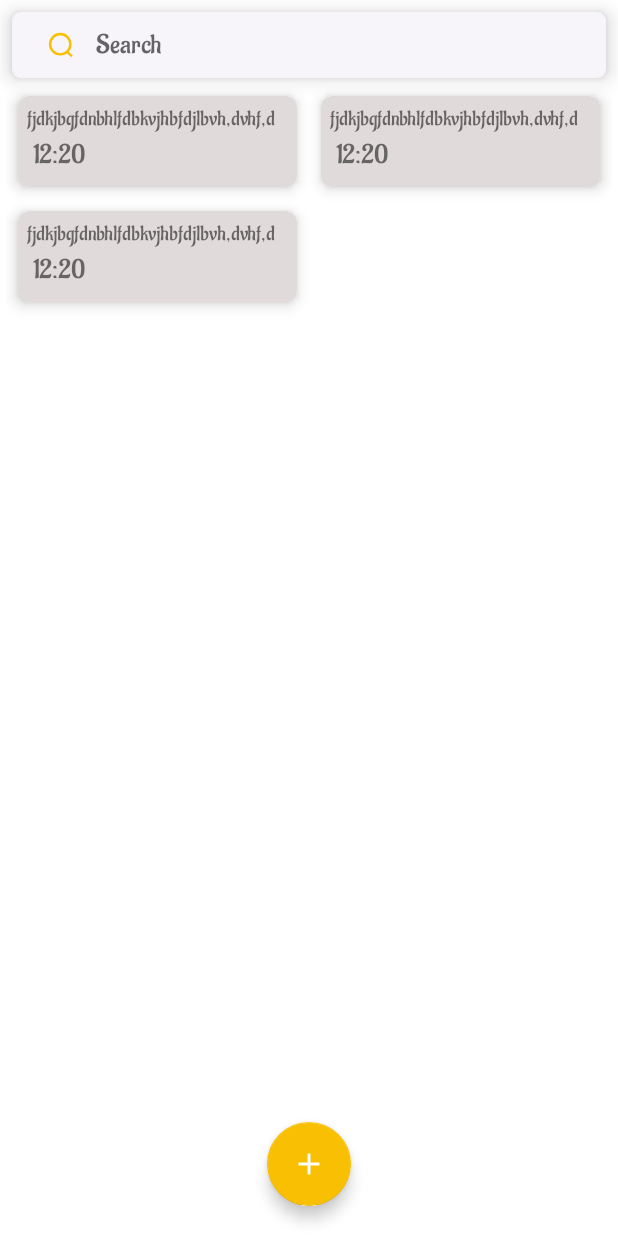
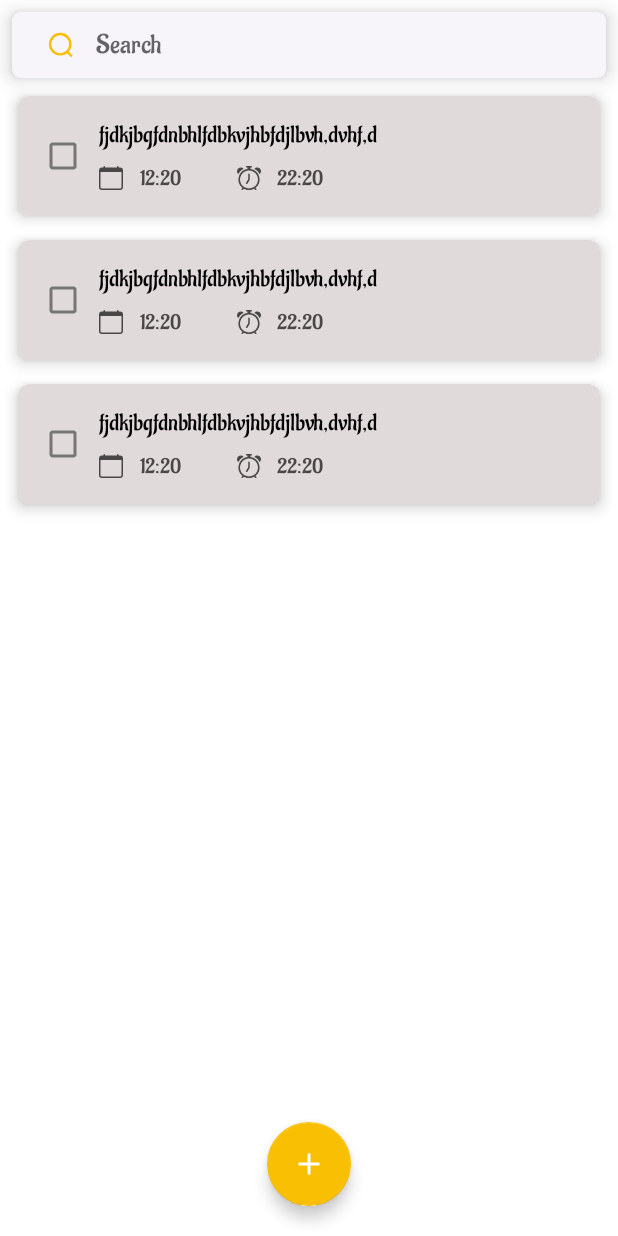
Before and after one commit to atoshmatov/Note, an Android app: the layout pager_task.xml on its own in the app's theme, with its tools: preview values and no code run, on a phone screen of 412 x 824 dp. Run offline under Robolectric (Android 15) with nearby library versions, the light colour scheme and no system bars.

Commit message:
and new screen and items

```diff
--- a/app/src/main/java/uz/gita/noteAppMobDev/presentation/view/screen/main/pager/NotesPager.kt
+++ b/app/src/main/java/uz/gita/noteAppMobDev/presentation/view/screen/main/pager/NotesPager.kt
@@ -2,7 +2,7 @@ package uz.gita.noteAppMobDev.presentation.view.screen.main.pager
 
 import androidx.fragment.app.Fragment
 import dagger.hilt.android.AndroidEntryPoint
-import uz.gita.noteAppMobdev.R
+import uz.gita.noteAppMobDev.R
 
 @AndroidEntryPoint
 class NotesPager : Fragment(R.layout.pager_notes) {}
--- a/app/src/main/java/uz/gita/noteAppMobDev/presentation/view/screen/main/pager/TaskPager.kt
+++ b/app/src/main/java/uz/gita/noteAppMobDev/presentation/view/screen/main/pager/TaskPager.kt
@@ -2,7 +2,7 @@ package uz.gita.noteAppMobDev.presentation.view.screen.main.pager
 
 import androidx.fragment.app.Fragment
 import dagger.hilt.android.AndroidEntryPoint
-import uz.gita.noteAppMobdev.R
+import uz.gita.noteAppMobDev.R
 
 @AndroidEntryPoint
 class TaskPager : Fragment(R.layout.pager_task) {
--- /dev/null
+++ b/app/src/main/res/drawable/ic_calendar.xml
@@ -0,0 +1,9 @@
+<vector xmlns:android="http://schemas.android.com/apk/res/android"
+    android:width="16dp"
+    android:height="16dp"
+    android:viewportWidth="16"
+    android:viewportHeight="16">
+    <path
+        android:fillColor="#494747"
+        android:pathData="M3.5,0a0.5,0.5 0,0 1,0.5 0.5V1h8V0.5a0.5,0.5 0,0 1,1 0V1h1a2,2 0,0 1,2 2v11a2,2 0,0 1,-2 2H2a2,2 0,0 1,-2 -2V3a2,2 0,0 1,2 -2h1V0.5a0.5,0.5 0,0 1,0.5 -0.5zM1,4v10a1,1 0,0 0,1 1h12a1,1 0,0 0,1 -1V4H1z" />
+</vector>
--- /dev/null
+++ b/app/src/main/res/drawable/ic_time.xml
@@ -0,0 +1,12 @@
+<vector xmlns:android="http://schemas.android.com/apk/res/android"
+    android:width="16dp"
+    android:height="16dp"
+    android:viewportWidth="16"
+    android:viewportHeight="16">
+    <path
+        android:fillColor="#494747"
+        android:pathData="M8.5,5.5a0.5,0.5 0,0 0,-1 0v3.362l-1.429,2.38a0.5,0.5 0,1 0,0.858 0.515l1.5,-2.5A0.5,0.5 0,0 0,8.5 9V5.5z" />
+    <path
+        android:fillColor="#494747"
+        android:pathData="M6.5,0a0.5,0.5 0,0 0,0 1L7,1v1.07a7.001,7.001 0,0 0,-3.273 12.474l-0.602,0.602a0.5,0.5 0,0 0,0.707 0.708l0.746,-0.746A6.97,6.97 0,0 0,8 16a6.97,6.97 0,0 0,3.422 -0.892l0.746,0.746a0.5,0.5 0,0 0,0.707 -0.708l-0.601,-0.602A7.001,7.001 0,0 0,9 2.07L9,1h0.5a0.5,0.5 0,0 0,0 -1h-3zM7.538,3.018a6.093,6.093 0,0 1,0.924 0,6 6,0 1,1 -0.924,0zM0,3.5c0,0.753 0.333,1.429 0.86,1.887A8.035,8.035 0,0 1,4.387 1.86,2.5 2.5,0 0,0 0,3.5zM13.5,1c-0.753,0 -1.429,0.333 -1.887,0.86a8.035,8.035 0,0 1,3.527 3.527A2.5,2.5 0,0 0,13.5 1z" />
+</vector>
--- a/app/src/main/res/layout/pager_task.xml
+++ b/app/src/main/res/layout/pager_task.xml
@@ -4,7 +4,7 @@
     xmlns:tools="http://schemas.android.com/tools"
     android:layout_width="match_parent"
     android:layout_height="match_parent"
-    tools:context=".presentation.view.screen.main.pager.">
+    tools:context=".presentation.view.screen.main.pager.TaskPager">
 
     <LinearLayout
         android:id="@+id/taskLiner"
@@ -42,8 +42,8 @@
         app:layout_constraintEnd_toEndOf="parent"
         app:layout_constraintStart_toStartOf="parent"
         app:layout_constraintTop_toBottomOf="@+id/taskLiner"
-        app:spanCount="2"
-        tools:listitem="@layout/note_item" />
+        app:spanCount="1"
+        tools:listitem="@layout/task_item" />
 
     <com.google.android.material.floatingactionbutton.FloatingActionButton
         android:id="@+id/addTask"
--- /dev/null
+++ b/app/src/main/res/layout/screen_addnote.xml
@@ -0,0 +1,6 @@
+<?xml version="1.0" encoding="utf-8"?>
+<androidx.constraintlayout.widget.ConstraintLayout xmlns:android="http://schemas.android.com/apk/res/android"
+    android:layout_width="match_parent"
+    android:layout_height="match_parent">
+
+</androidx.constraintlayout.widget.ConstraintLayout>
--- /dev/null
+++ b/app/src/main/res/layout/screen_addtask.xml
@@ -0,0 +1,6 @@
+<?xml version="1.0" encoding="utf-8"?>
+<androidx.constraintlayout.widget.ConstraintLayout xmlns:android="http://schemas.android.com/apk/res/android"
+    android:layout_width="match_parent"
+    android:layout_height="match_parent">
+
+</androidx.constraintlayout.widget.ConstraintLayout>
--- /dev/null
+++ b/app/src/main/res/layout/task_item.xml
@@ -0,0 +1,59 @@
+<?xml version="1.0" encoding="utf-8"?>
+<androidx.constraintlayout.widget.ConstraintLayout xmlns:android="http://schemas.android.com/apk/res/android"
+    xmlns:app="http://schemas.android.com/apk/res-auto"
+    xmlns:tools="http://schemas.android.com/tools"
+    android:layout_width="match_parent"
+    android:layout_height="wrap_content"
+    android:layout_margin="8dp"
+    android:background="@drawable/item_style"
+    android:elevation="6dp"
+    android:padding="6dp">
+
+    <CheckBox
+        android:id="@+id/taskCheck"
+        android:layout_width="wrap_content"
+        android:layout_height="wrap_content"
+        app:layout_constraintBottom_toBottomOf="parent"
+        app:layout_constraintStart_toStartOf="parent"
+        app:layout_constraintTop_toTopOf="parent" />
+
+    <androidx.appcompat.widget.AppCompatTextView
+        android:id="@+id/noteText"
+        android:layout_width="wrap_content"
+        android:layout_height="wrap_content"
+        android:paddingVertical="10dp"
+        android:textColor="@color/black"
+        android:textSize="16sp"
+        app:layout_constraintEnd_toEndOf="parent"
+        app:layout_constraintHorizontal_bias="0"
+        app:layout_constraintStart_toEndOf="@+id/taskCheck"
+        app:layout_constraintTop_toTopOf="parent"
+        tools:text="fjdkjbgfdnbhlfdbkvjhbfdjlbvh,dvhf,d" />
+
+    <TextView
+        android:id="@+id/noteData"
+        android:layout_width="wrap_content"
+        android:layout_height="wrap_content"
+        android:gravity="center"
+        android:textColor="#494747"
+        app:drawableStartCompat="@drawable/ic_calendar"
+        app:layout_constraintBottom_toBottomOf="@+id/taskCheck"
+        app:layout_constraintEnd_toEndOf="@+id/noteText"
+        app:layout_constraintHorizontal_bias="0"
+        app:layout_constraintStart_toStartOf="@+id/noteText"
+        app:layout_constraintTop_toBottomOf="@id/noteText"
+        tools:text="    12:20" />
+
+    <TextView
+        android:id="@+id/taskTime"
+        android:layout_width="wrap_content"
+        android:layout_height="wrap_content"
+        android:textColor="#494747"
+        app:drawableStartCompat="@drawable/ic_time"
+        app:layout_constraintBottom_toBottomOf="@+id/noteData"
+        app:layout_constraintEnd_toEndOf="@+id/noteText"
+        app:layout_constraintStart_toEndOf="@+id/noteData"
+        app:layout_constraintTop_toTopOf="@+id/noteData"
+        tools:text="    22:20" />
+
+</androidx.constraintlayout.widget.ConstraintLayout>
--- a/app/src/main/res/values/strings.xml
+++ b/app/src/main/res/values/strings.xml
@@ -1,6 +1,6 @@
 <resources>
     <string name="app_name">Note App</string>
-    <string name="notes">Notes</string>
-    <string name="task">Task</string>
+    <string name="note">Notes</string>
+    <string name="task">Tasks</string>
     <string name="todo">TODO</string>
 </resources>
```
Also changed, not shown: app/src/main/java/uz/gita/noteAppMobDev/presentation/view/screen/main/MainScreen.kt (+15 -2 lines), app/src/main/res/drawable/ic_check.xml (+11 -4 lines), app/src/main/res/layout/screen_main.xml (+11 -0 lines), app/src/main/res/menu/bottom_mune.xml (deleted, +0 -10 lines).
